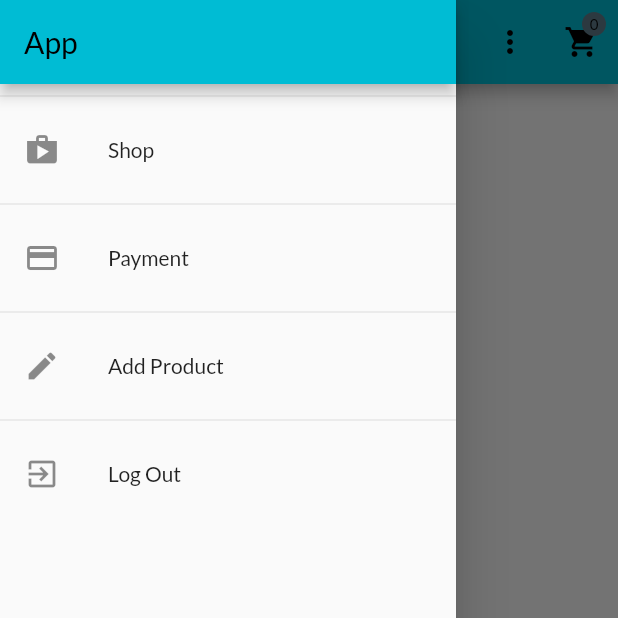
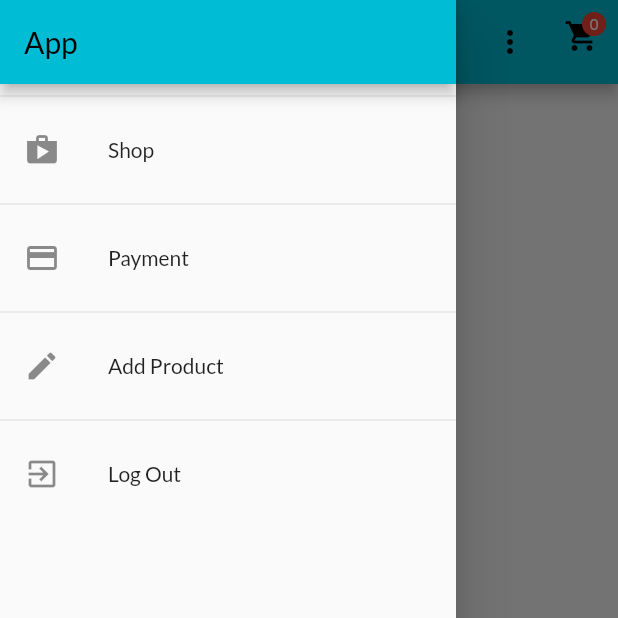
Before and after one commit to Yogesh1972/Online-Shop, a Flutter app: the ProductOverviewScreen screen opened by its route, with the side drawer open, on a phone screen of 412 x 824 dp, the top half of it. Run offline on Flutter 3.47's test engine with Material 2 defaults, Android fonts, the phone set to English and light mode, and no system bars; our stand-ins replace shared_preferences; accounts and stored records are empty; network calls fail.

Commit message:
final changes

```diff
--- a/lib/Screen/auth_screen.dart
+++ b/lib/Screen/auth_screen.dart
@@ -325,7 +325,7 @@ class _AuthCardState extends State<AuthCard> with TickerProviderStateMixin {
                         ),
                         padding: const EdgeInsets.symmetric(
                             horizontal: 30.0, vertical: 8.0),
-                        primary: Theme.of(context).primaryColor,
+                        //  primary: Theme.of(context).primaryColor,
                         // primary: Theme.of(context).primaryTextTheme.button.color,
                       ),
                     ),
@@ -337,7 +337,7 @@ class _AuthCardState extends State<AuthCard> with TickerProviderStateMixin {
                       padding: const EdgeInsets.symmetric(
                           horizontal: 30.0, vertical: 4),
                       tapTargetSize: MaterialTapTargetSize.shrinkWrap,
-                      primary: Theme.of(context).primaryColor,
+                      //  primary: Theme.of(context).primaryColor,
                     ),
                   ),
                 ],
--- a/lib/Screen/product_overview_screen.dart
+++ b/lib/Screen/product_overview_screen.dart
@@ -5,7 +5,6 @@ import 'package:provider/provider.dart';
 import '../provider/product.dart';
 import '../widgets/product_Item.dart';
 import '../widgets/productsGrid.dart';
-import '../widgets/badge.dart';
 import './cart_screen.dart';
 import '../widgets/drawer.dart';
 
@@ -92,7 +91,7 @@ class _ProductOverviewScreenState extends State<ProductOverviewScreen> {
                 Navigator.of(context).pushNamed(Cart_Screen.routeName);
               },
             ),
-          )
+          ),
         ],
       ),
       body: _isLoading
@@ -105,3 +104,42 @@ class _ProductOverviewScreenState extends State<ProductOverviewScreen> {
     );
   }
 }
+
+class Badge extends StatelessWidget {
+  final Widget child;
+  final String value;
+
+  Badge({required this.child, required this.value});
+
+  @override
+  Widget build(BuildContext context) {
+    return Stack(
+      children: [
+        child,
+        Positioned(
+          top: 8,
+          right: 8,
+          child: Container(
+            padding: EdgeInsets.all(2),
+            decoration: BoxDecoration(
+              borderRadius: BorderRadius.circular(10),
+              color: Colors.red,
+            ),
+            constraints: BoxConstraints(
+              minWidth: 16,
+              minHeight: 16,
+            ),
+            child: Text(
+              value,
+              textAlign: TextAlign.center,
+              style: TextStyle(
+                fontSize: 10,
+                color: Colors.white,
+              ),
+            ),
+          ),
+        ),
+      ],
+    );
+  }
+}
--- a/lib/main.dart
+++ b/lib/main.dart
@@ -60,7 +60,7 @@ class online_shop extends StatelessWidget {
               title: 'MyShop',
               theme: ThemeData(
                 primarySwatch: Colors.cyan,
-                accentColor: Colors.blueGrey,
+                //  accentColor: Colors.blueGrey,
                 fontFamily: 'Lato',
                 pageTransitionsTheme: PageTransitionsTheme(
                   builders: {
--- a/lib/widgets/badge.dart
+++ /dev/null
@@ -1,47 +0,0 @@
-import 'package:flutter/material.dart';
-
-class Badge extends StatelessWidget {
-  const Badge({
-    Key? key,
-    required this.child,
-    required this.value,
-    this.color,
-  }) : super(key: key);
-
-  final Widget child;
-  final String value;
-  final Color? color;
-
-  @override
-  Widget build(BuildContext context) {
-    return Stack(
-      alignment: Alignment.center,
-      children: [
-        child,
-        Positioned(
-          right: 8,
-          top: 8,
-          child: Container(
-            padding: EdgeInsets.all(2.0),
-            // color: Theme.of(context).accentColor,
-            decoration: BoxDecoration(
-              borderRadius: BorderRadius.circular(10.0),
-              color: color != null ? color : Theme.of(context).accentColor,
-            ),
-            constraints: BoxConstraints(
-              minWidth: 16,
-              minHeight: 16,
-            ),
-            child: Text(
-              value,
-              textAlign: TextAlign.center,
-              style: TextStyle(
-                fontSize: 10,
-              ),
-            ),
-          ),
-        )
-      ],
-    );
-  }
-}
```
Also changed, not shown: lib/provider/auth_provider.dart (+44 -26 lines), pubspec.lock, 1 other file.
